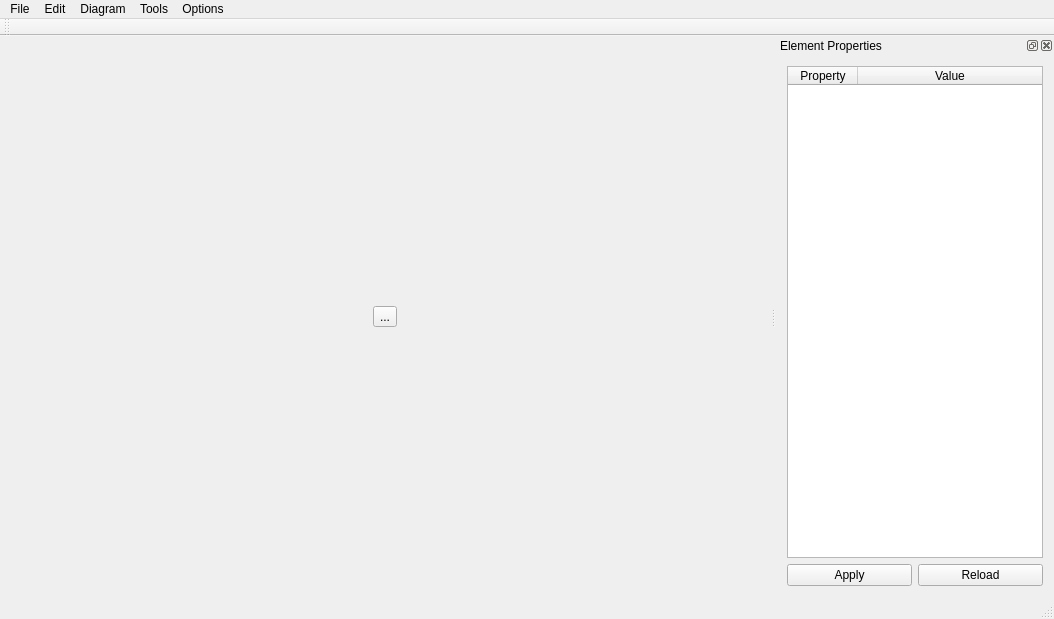
Qt form mainwindow.ui (megabeast73/optiplanner) before a commit.
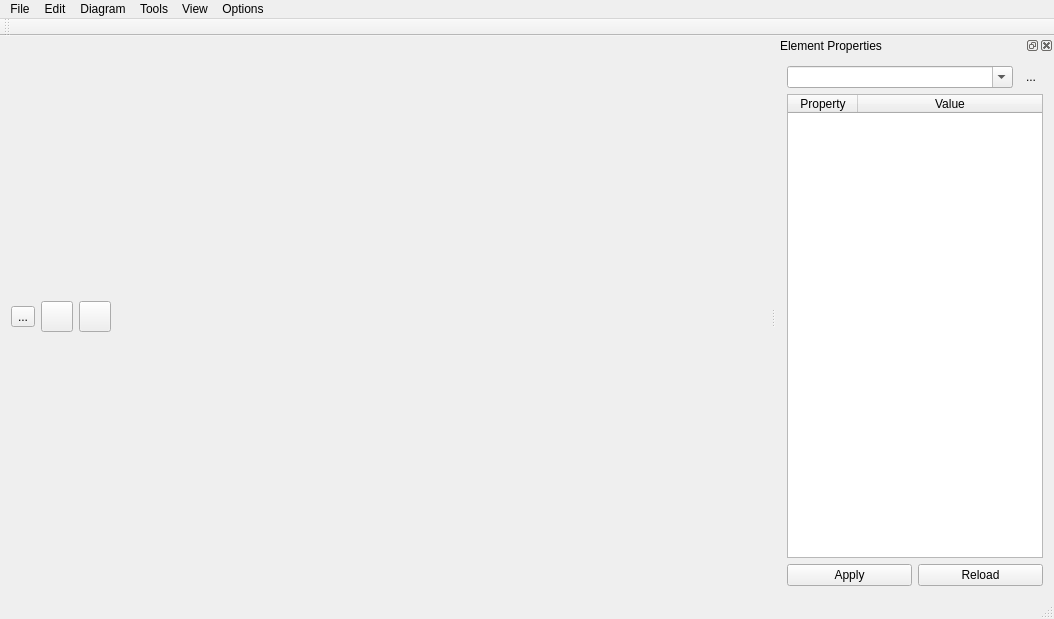
The same form after that commit. Icons and pictures are not drawn.

What changed in the file:
```diff
--- a/mainwindow.ui
+++ b/mainwindow.ui
@@ -11,11 +11,16 @@
    </rect>
   </property>
   <property name="windowTitle">
-   <string>MainWindow</string>
+   <string>OptiPlanner</string>
+  </property>
+  <property name="documentMode">
+   <bool>false</bool>
   </property>
   <widget class="QWidget" name="centralWidget">
-   <layout class="QGridLayout" name="gridLayout_2">
-    <item row="0" column="0">
+   <layout class="QVBoxLayout" name="verticalLayout_2">
+    <item>
+     <layout class="QHBoxLayout" name="horizontalLayout_2">
+      <item>
      <widget class="QToolButton" name="btnAdd">
       <property name="toolTip">
        <string>Add passive element 
@@ -43,6 +48,68 @@
       </property>
      </widget>
     </item>
+      <item>
+       <widget class="QToolButton" name="btnWiring">
+        <property name="toolTip">
+         <string>Switch to wiring diagram</string>
+        </property>
+        <property name="text">
+         <string/>
+        </property>
+        <property name="icon">
+         <iconset>
+          <normalon>:/IMAGES/WIRING_ICON</normalon>
+         </iconset>
+        </property>
+        <property name="iconSize">
+         <size>
+          <width>24</width>
+          <height>24</height>
+         </size>
+        </property>
+        <property name="checkable">
+         <bool>true</bool>
+        </property>
+       </widget>
+      </item>
+      <item>
+       <widget class="QToolButton" name="btnInfra">
+        <property name="toolTip">
+         <string>Switch to Infrastructure diagram</string>
+        </property>
+        <property name="text">
+         <string/>
+        </property>
+        <property name="icon">
+         <iconset resource="resources.qrc">
+          <normaloff>:/IMAGES/INFRA_DIAGRAM</normaloff>:/IMAGES/INFRA_DIAGRAM</iconset>
+        </property>
+        <property name="iconSize">
+         <size>
+          <width>24</width>
+          <height>24</height>
+         </size>
+        </property>
+        <property name="checkable">
+         <bool>true</bool>
+        </property>
+       </widget>
+      </item>
+      <item>
+       <spacer name="horizontalSpacer">
+        <property name="orientation">
+         <enum>Qt::Horizontal</enum>
+        </property>
+        <property name="sizeHint" stdset="0">
+         <size>
+          <width>40</width>
+          <height>20</height>
+         </size>
+        </property>
+       </spacer>
+      </item>
+     </layout>
+    </item>
    </layout>
   </widget>
   <widget class="QMenuBar" name="menuBar">
@@ -91,11 +158,18 @@
     <property name="title">
      <string>Tools</string>
     </property>
+    <addaction name="actionRoute_finder"/>
+   </widget>
+   <widget class="QMenu" name="menuView">
+    <property name="title">
+     <string>View</string>
+    </property>
    </widget>
    <addaction name="menuFile"/>
    <addaction name="menuEdit"/>
    <addaction name="menuDiagram"/>
    <addaction name="menuTools"/>
+   <addaction name="menuView"/>
    <addaction name="menuOptions"/>
   </widget>
   <widget class="QToolBar" name="mainToolBar">
@@ -122,6 +196,32 @@
    </attribute>
    <widget class="QWidget" name="dockWidgetContents">
     <layout class="QVBoxLayout" name="verticalLayout">
+     <item>
+      <layout class="QHBoxLayout" name="horizontalLayout_3">
+       <item>
+        <widget class="QComboBox" name="cmbEList">
+         <property name="editable">
+          <bool>true</bool>
+         </property>
+        </widget>
+       </item>
+       <item>
+        <widget class="QToolButton" name="btnCenterOn">
+         <property name="text">
+          <string>...</string>
+         </property>
+         <property name="icon">
+          <iconset resource="resources.qrc">
+           <normaloff>:/IMAGES/TARGET_ITEM</normaloff>
+           <normalon>:/IMAGES/TARGET_ITEM</normalon>:/IMAGES/TARGET_ITEM</iconset>
+         </property>
+         <property name="autoRaise">
+          <bool>true</bool>
+         </property>
+        </widget>
+       </item>
+      </layout>
+     </item>
      <item>
       <widget class="QTableWidget" name="tblProperty">
        <attribute name="horizontalHeaderDefaultSectionSize">
```
Left out of the diff: 26 changed lines with no effect on the pictures. Lines whose indentation alone changed are shown as unchanged.
